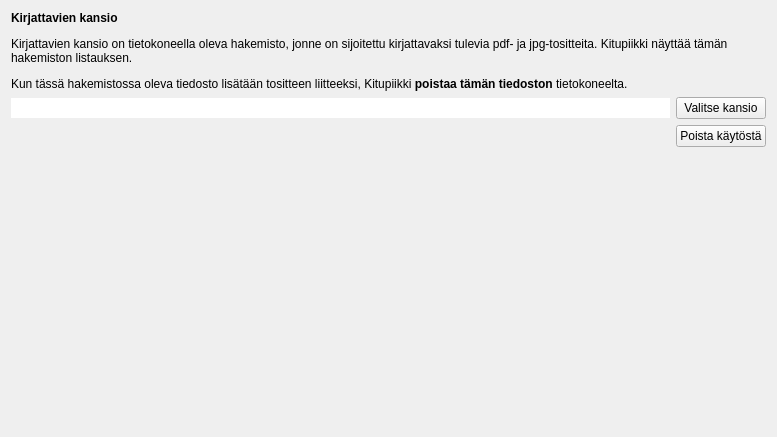
This is kitupiikki/maaritys/inboxmaaritys.ui in artoh/kitupiikki as Qt 5 draws it before an edit. The edited form follows.
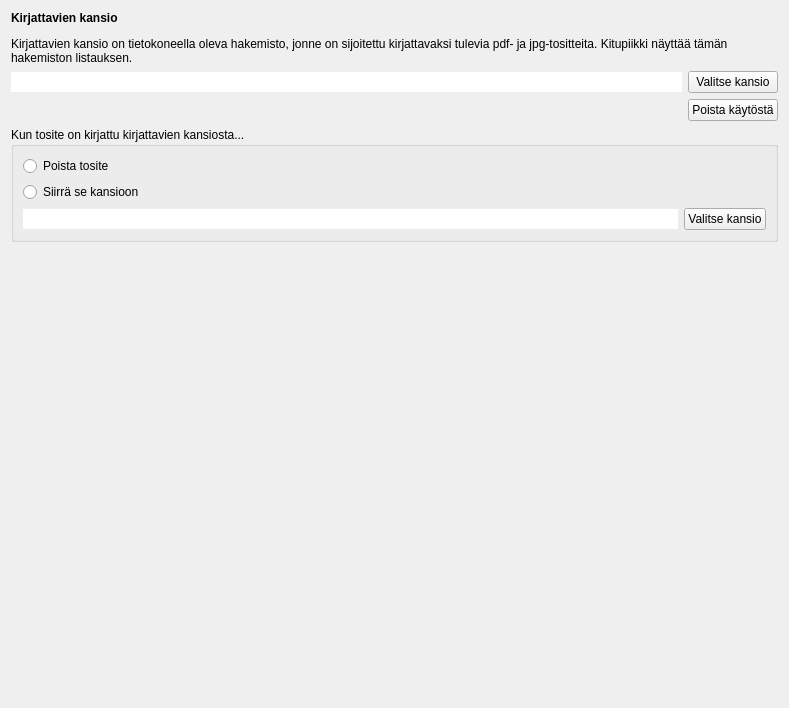
This is the edited form. Icons and pictures are not drawn.

Commit message: #325 Inbox siirto kun kirjattu

What changed in the file:
```diff
--- a/kitupiikki/maaritys/inboxmaaritys.ui
+++ b/kitupiikki/maaritys/inboxmaaritys.ui
@@ -6,25 +6,25 @@
    <rect>
     <x>0</x>
     <y>0</y>
-    <width>777</width>
-    <height>437</height>
+    <width>789</width>
+    <height>708</height>
    </rect>
   </property>
   <property name="windowTitle">
    <string>Form</string>
   </property>
-  <layout class="QGridLayout" name="gridLayout_2">
-   <item row="0" column="0">
+  <layout class="QVBoxLayout" name="verticalLayout_2">
+   <item>
     <widget class="QLabel" name="label">
      <property name="text">
-      <string>&lt;html&gt;&lt;head/&gt;&lt;body&gt;&lt;p&gt;&lt;span style=&quot; font-weight:600;&quot;&gt;Kirjattavien kansio&lt;/span&gt;&lt;/p&gt;&lt;p&gt;Kirjattavien kansio on tietokoneella oleva hakemisto, jonne on sijoitettu kirjattavaksi tulevia pdf- ja jpg-tositteita. Kitupiikki näyttää tämän hakemiston listauksen.&lt;/p&gt;&lt;p&gt;Kun tässä hakemistossa oleva tiedosto lisätään tositteen liitteeksi, Kitupiikki &lt;span style=&quot; font-weight:600;&quot;&gt;poistaa tämän tiedoston &lt;/span&gt;tietokoneelta.&lt;/p&gt;&lt;/body&gt;&lt;/html&gt;</string>
+      <string>&lt;html&gt;&lt;head/&gt;&lt;body&gt;&lt;p&gt;&lt;span style=&quot; font-weight:600;&quot;&gt;Kirjattavien kansio&lt;/span&gt;&lt;/p&gt;&lt;p&gt;Kirjattavien kansio on tietokoneella oleva hakemisto, jonne on sijoitettu kirjattavaksi tulevia pdf- ja jpg-tositteita. Kitupiikki näyttää tämän hakemiston listauksen.&lt;/p&gt;&lt;/body&gt;&lt;/html&gt;</string>
      </property>
      <property name="wordWrap">
       <bool>true</bool>
      </property>
     </widget>
    </item>
-   <item row="1" column="0">
+   <item>
     <layout class="QGridLayout" name="gridLayout">
      <item row="0" column="0">
       <widget class="QLineEdit" name="kansioEdit">
@@ -60,7 +60,55 @@
      </item>
     </layout>
    </item>
-   <item row="2" column="0">
+   <item>
+    <widget class="QGroupBox" name="groupBox">
+     <property name="title">
+      <string>Kun tosite on kirjattu kirjattavien kansiosta...</string>
+     </property>
+     <layout class="QVBoxLayout" name="verticalLayout">
+      <item>
+       <widget class="QRadioButton" name="poistaRadio">
+        <property name="text">
+         <string>Poista tosite</string>
+        </property>
+       </widget>
+      </item>
+      <item>
+       <widget class="QRadioButton" name="kopioRadio">
+        <property name="text">
+         <string>Siirrä se kansioon</string>
+        </property>
+       </widget>
+      </item>
+      <item>
+       <layout class="QHBoxLayout" name="horizontalLayout">
+        <item>
+         <widget class="QLineEdit" name="kopioEdit">
+          <property name="frame">
+           <bool>false</bool>
+          </property>
+          <property name="readOnly">
+           <bool>true</bool>
+          </property>
+         </widget>
+        </item>
+        <item>
+         <widget class="QPushButton" name="kopioNappi">
+          <property name="text">
+           <string>Valitse kansio</string>
+          </property>
+          <property name="icon">
+           <iconset resource="../pic/pic.qrc">
+            <normaloff>:/pic/kansiossa.png</normaloff>:/pic/kansiossa.png</iconset>
+          </property>
+         </widget>
+        </item>
+       </layout>
+      </item>
+     </layout>
+    </widget>
+   </item>
+   <item>
     <spacer name="verticalSpacer">
      <property name="orientation">
       <enum>Qt::Vertical</enum>
@@ -68,7 +116,7 @@
      <property name="sizeHint" stdset="0">
       <size>
        <width>20</width>
-       <height>153</height>
+       <height>302</height>
       </size>
      </property>
     </spacer>
```
The commit also changes 4 other files.
